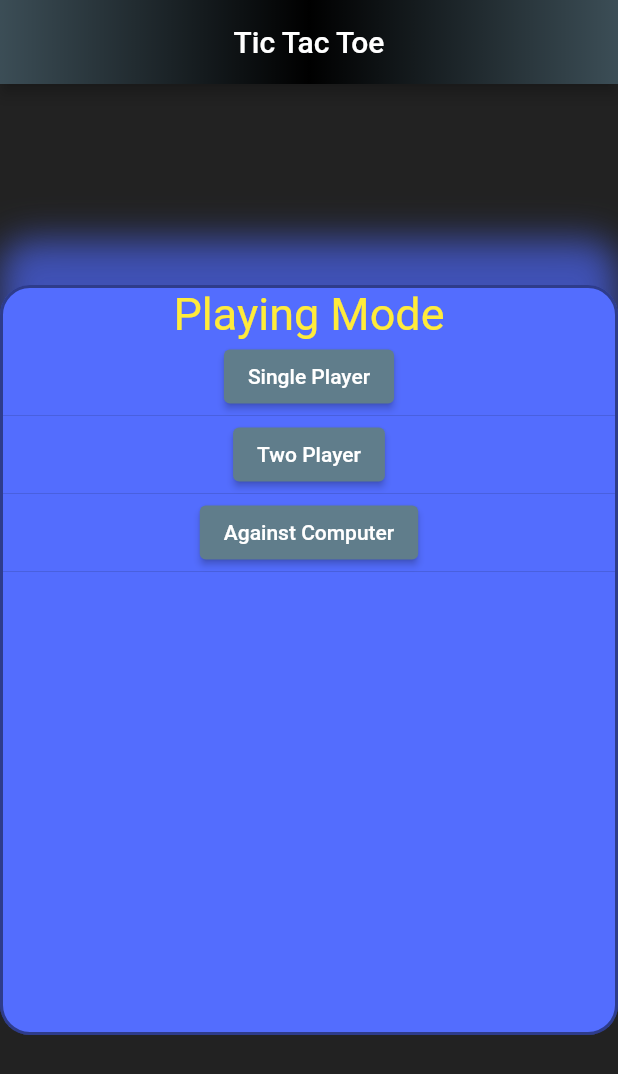
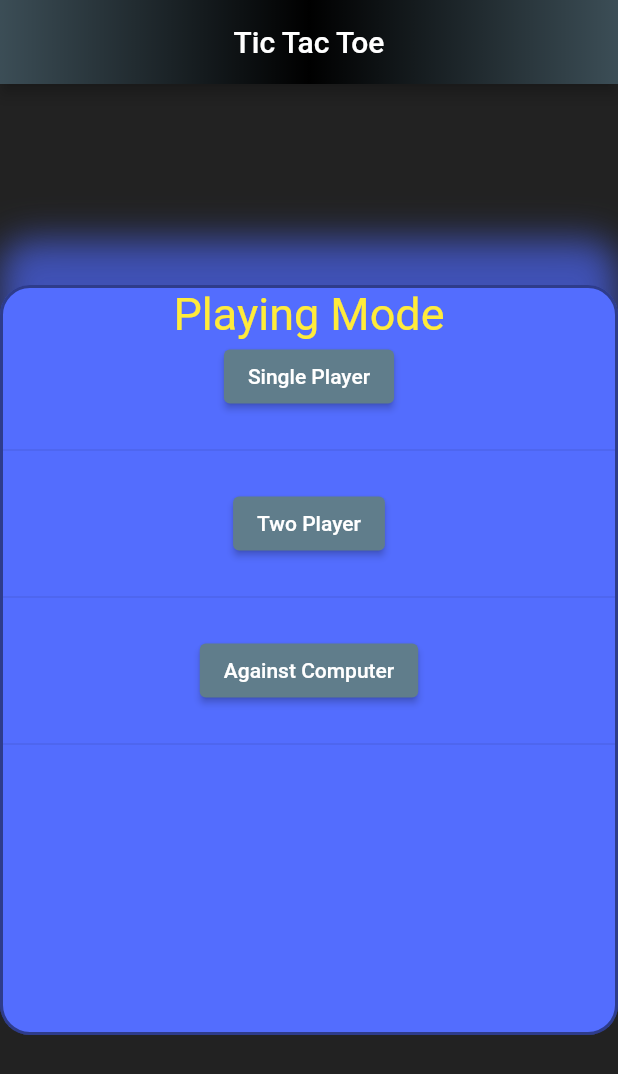
Before and after one commit to h3110Fr13nd/ultimate_tic_tae_toe, a Flutter app: the screen it shows after launch, on a phone screen of 412 x 824 dp. Shown: the top 1074 px of the screen. Run offline on Flutter 3.47's test engine with Material 2 defaults, Android fonts, the light colour scheme and no system bars; Roboto replaces fonts that are missing (Times New Roman).

Commit message:
Adjusted A divider between list items in main page. Or Menu Page

```diff
--- a/lib/main.dart
+++ b/lib/main.dart
@@ -116,7 +116,7 @@ class _TicTacToeHomePageState extends State<TicTacToeHomePage> {
                                   builder: (context) => onPresses[index]));
                         },
                         child: Text(txt[index]),
-                      ),const Divider(height: 4,)]);
+                      ),const Divider(height: 50,)]);
                     }))));
   }
 }
```
